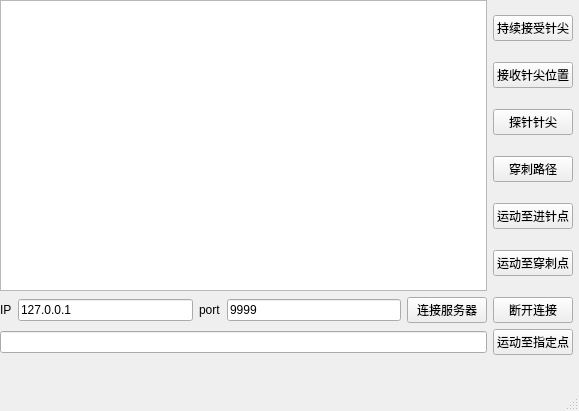
hitli/iiwa_stack, file iiwa_li/scripts/client_window.ui: the form before one commit.
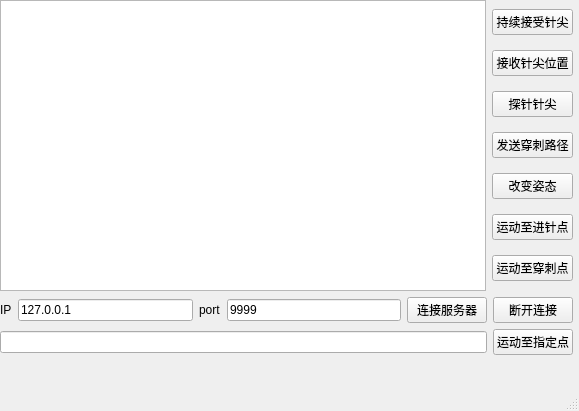
The form after the commit.

```diff
--- a/iiwa_li/scripts/client_window.ui
+++ b/iiwa_li/scripts/client_window.ui
@@ -61,7 +61,14 @@
          <item>
           <widget class="QPushButton" name="path_btn">
            <property name="text">
-            <string>穿刺路径</string>
+            <string>发送穿刺路径</string>
+           </property>
+          </widget>
+         </item>
+         <item>
+          <widget class="QPushButton" name="change_pose_button">
+           <property name="text">
+            <string>改变姿态</string>
            </property>
           </widget>
          </item>
```
Left out of the diff: 21 changed lines with no effect on the pictures.
